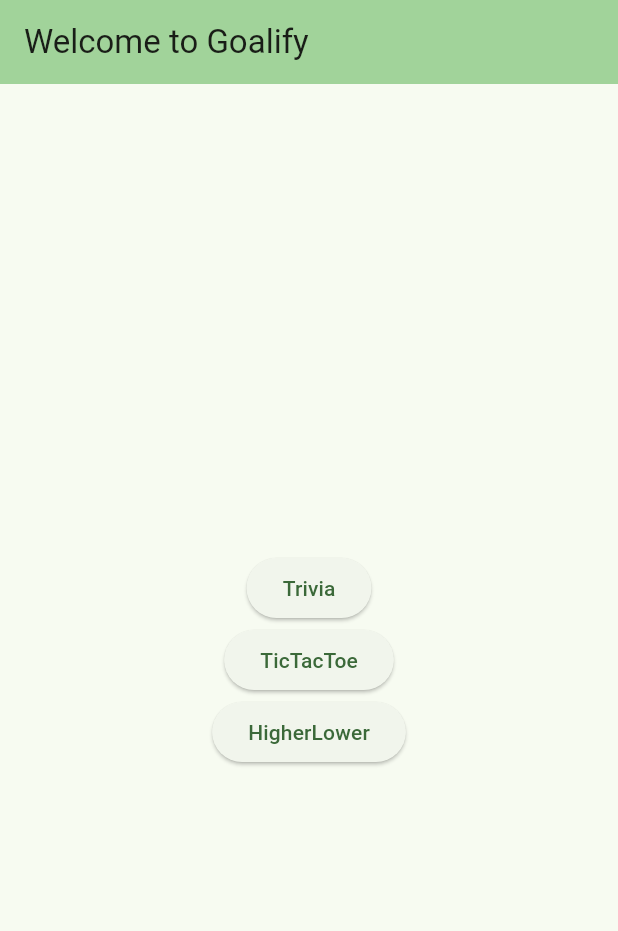
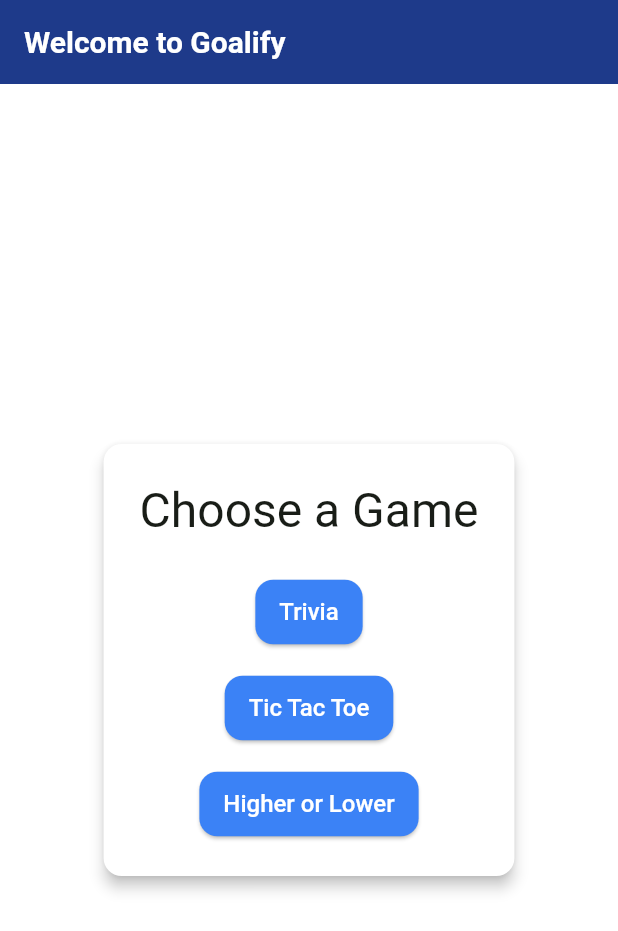
Before and after one commit to josipnovak/Goalify, a Flutter app: the screen it shows after launch, on a phone screen of 412 x 824 dp. Shown: the top 931 px of the screen. Run offline on Flutter 3.47's test engine with Material 3 defaults, Android fonts, the light colour scheme and no system bars; our stand-ins replace google_fonts.

Commit message:
Added design for mobile app

```diff
--- a/mobile/lib/views/start_screen.dart
+++ b/mobile/lib/views/start_screen.dart
@@ -1,4 +1,5 @@
 import 'package:flutter/material.dart';
+import 'package:mobile/views/theme.dart';
 import 'package:mobile/views/trivia.dart';
 import 'package:mobile/views/tictactoe.dart';
 import 'package:mobile/views/higher_lower.dart';
@@ -6,12 +7,10 @@
 import 'package:mobile/viewmodels/tictactoeviewmodel.dart';
 import 'package:mobile/viewmodels/higherlowerviewmodel.dart';
 
-
 class StartScreen extends StatefulWidget {
   const StartScreen({super.key, required this.title});
 
   final String title;
-
 
   @override
   State<StartScreen> createState() => _StartScreenState();
@@ -20,43 +19,58 @@
 class _StartScreenState extends State<StartScreen> {
   @override
   Widget build(BuildContext context) {
-    return Scaffold(
+    return Theme(
+      data: appTheme(),
+      child: Scaffold(
         appBar: AppBar(
-        backgroundColor: Theme.of(context).colorScheme.inversePrimary,
           title: Text(widget.title),
         ),
         body: Center(
+          child: Card(
+            child: Padding(
+              padding: const EdgeInsets.all(24.0),
               child: Column(
+                mainAxisSize: MainAxisSize.min,
                 mainAxisAlignment: MainAxisAlignment.center,
                 children: <Widget>[
-            ButtonTheme(child: ElevatedButton(
+                  Text(
+                    'Choose a Game',
+                    style: Theme.of(context).textTheme.headlineLarge,
+                  ),
+                  const SizedBox(height: 24),
+                  ElevatedButton(
                     onPressed: () {
                       Navigator.push(
                         context,
-                  MaterialPageRoute(builder: (context) => TriviaScreen(viewModel: TriviaViewModel()))
+                        MaterialPageRoute(builder: (context) => TriviaScreen(viewModel: TriviaViewModel())),
                       );
                     },
                     child: const Text('Trivia'),
-            )),
-            ButtonTheme(child: ElevatedButton(
-              onPressed: (){
-                Navigator.push(
-                  context,
-                  MaterialPageRoute(builder: (context) => TicTacToeScreen(viewModel: TicTacToeViewModel()))
-                );
-              },
-              child: const Text('TicTacToe'),
-            )),
-            ButtonTheme(child: ElevatedButton(
+                  ),
+                  const SizedBox(height: 16),
+                  ElevatedButton(
                     onPressed: () {
                       Navigator.push(
                         context,
-                  MaterialPageRoute(builder: (context) => HigherLowerScreen(viewModel: HigherLowerViewModel()))
+                        MaterialPageRoute(builder: (context) => TicTacToeScreen(viewModel: TicTacToeViewModel())),
                       );
                     },
-              child: const Text('HigherLower'),
-            )),
+                    child: const Text('Tic Tac Toe'),
+                  ),
+                  const SizedBox(height: 16),
+                  ElevatedButton(
+                    onPressed: () {
+                      Navigator.push(
+                        context,
+                        MaterialPageRoute(builder: (context) => HigherLowerScreen(viewModel: HigherLowerViewModel())),
+                      );
+                    },
+                    child: const Text('Higher or Lower'),
+                  ),
                 ],
+              ),
+            ),
+          ),
         ),
       ),
     );
--- /dev/null
+++ b/mobile/lib/views/theme.dart
@@ -0,0 +1,43 @@
+import 'package:flutter/material.dart';
+import 'package:google_fonts/google_fonts.dart';
+
+ThemeData appTheme() {
+  return ThemeData(
+    primaryColor: const Color(0xFF1E3A8A),
+    scaffoldBackgroundColor: Colors.white,
+    colorScheme: const ColorScheme.light(
+      primary: Color(0xFF1E3A8A),
+      secondary: Color(0xFF3B82F6),
+      inversePrimary: Color(0xFF1E3A8A),
+      surface: Colors.white,
+    ),
+    textTheme: GoogleFonts.robotoTextTheme(
+      const TextTheme(
+        headlineLarge: TextStyle(fontSize: 28, fontWeight: FontWeight.bold, color: Color(0xFF1E3A8A)),
+        headlineMedium: TextStyle(fontSize: 20, fontWeight: FontWeight.w600, color: Colors.black87),
+        bodyLarge: TextStyle(fontSize: 16, color: Colors.black87),
+        bodyMedium: TextStyle(fontSize: 14, color: Colors.black54),
+      ),
+    ),
+    elevatedButtonTheme: ElevatedButtonThemeData(
+      style: ElevatedButton.styleFrom(
+        foregroundColor: Colors.white,
+        backgroundColor: const Color(0xFF3B82F6),
+        shape: RoundedRectangleBorder(borderRadius: BorderRadius.circular(12)),
+        padding: const EdgeInsets.symmetric(horizontal: 16, vertical: 12),
+        textStyle: GoogleFonts.roboto(fontSize: 16, fontWeight: FontWeight.w500),
+      ),
+    ),
+    cardTheme: CardThemeData(
+      elevation: 4,
+      shape: RoundedRectangleBorder(borderRadius: BorderRadius.circular(12)),
+      margin: const EdgeInsets.symmetric(vertical: 8, horizontal: 16),
+    ),
+    appBarTheme: AppBarTheme(
+      backgroundColor: const Color(0xFF1E3A8A),
+      foregroundColor: Colors.white,
+      titleTextStyle: GoogleFonts.roboto(fontSize: 20, fontWeight: FontWeight.bold),
+      elevation: 2,
+    ),
+  );
+}
--- a/mobile/pubspec.yaml
+++ b/mobile/pubspec.yaml
@@ -30,6 +30,7 @@
 dependencies:
   flutter:
     sdk: flutter
+  google_fonts: ^6.2.0
 
   # The following adds the Cupertino Icons font to your application.
   # Use with the CupertinoIcons class for iOS style icons.
```
Also changed, not shown: mobile/lib/views/higher_lower.dart (+48 -37 lines), mobile/lib/views/tictactoe.dart (+46 -28 lines), mobile/lib/views/trivia.dart (+36 -21 lines), mobile/pubspec.lock, 1 other file. Lines whose indentation alone changed are shown as unchanged.
